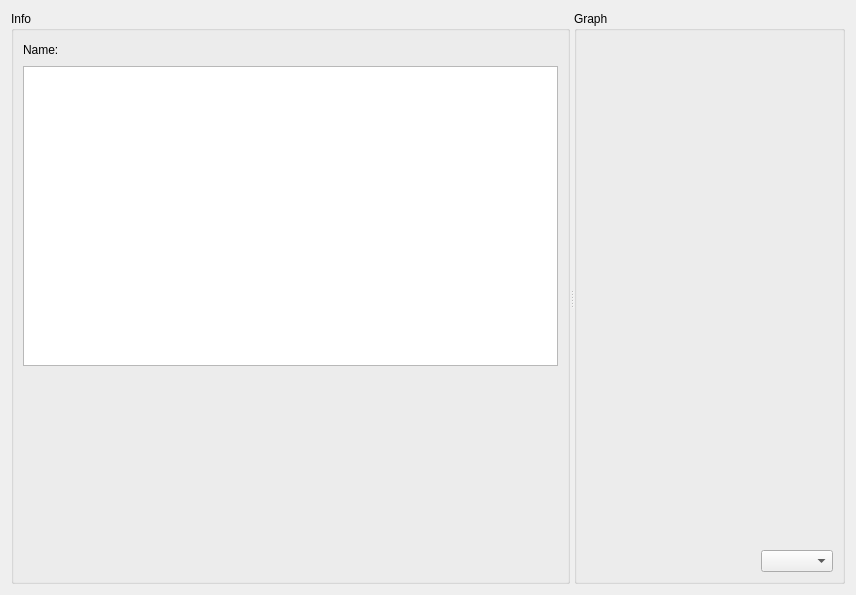
Qt form prj/ui/ProcessorWidget.ui (marcinochman1993/ComputerMonitor) before a commit.
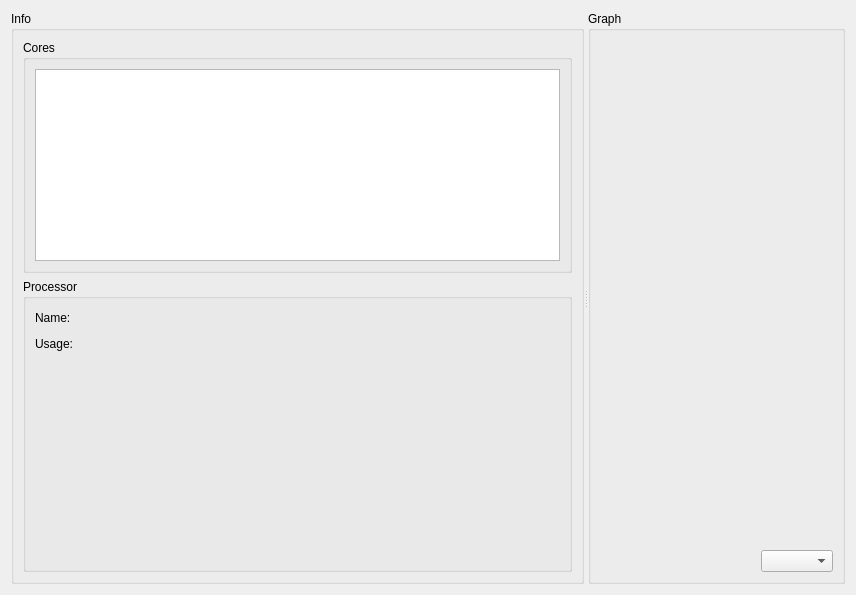
The same form after that commit. Custom widgets are drawn as their Qt base class.

What changed in the file:
```diff
--- a/prj/ui/ProcessorWidget.ui
+++ b/prj/ui/ProcessorWidget.ui
@@ -23,38 +23,13 @@
       <property name="title">
        <string>Info</string>
       </property>
+      <layout class="QVBoxLayout" name="verticalLayout_4">
+       <item>
+        <widget class="QGroupBox" name="groupBox_3">
+         <property name="title">
+          <string>Cores</string>
+         </property>
       <layout class="QVBoxLayout" name="verticalLayout_2">
-       <item>
-        <layout class="QHBoxLayout" name="horizontalLayout_3">
-         <item>
-          <widget class="QLabel" name="label_2">
-           <property name="text">
-            <string>Name:</string>
-           </property>
-          </widget>
-         </item>
-         <item>
-          <widget class="QLabel" name="processorNameLabel">
-           <property name="text">
-            <string/>
-           </property>
-          </widget>
-         </item>
-         <item>
-          <spacer name="horizontalSpacer_2">
-           <property name="orientation">
-            <enum>Qt::Horizontal</enum>
-           </property>
-           <property name="sizeHint" stdset="0">
-            <size>
-             <width>40</width>
-             <height>20</height>
-            </size>
-           </property>
-          </spacer>
-         </item>
-        </layout>
-       </item>
        <item>
         <widget class="QTableView" name="coresTable">
          <property name="selectionMode">
@@ -65,7 +40,48 @@
          </property>
         </widget>
        </item>
+         </layout>
+         <zorder>coresTable</zorder>
+         <zorder></zorder>
+         <zorder>coresTable</zorder>
+        </widget>
+       </item>
        <item>
+        <widget class="QGroupBox" name="groupBox_4">
+         <property name="title">
+          <string>Processor</string>
+         </property>
+         <layout class="QVBoxLayout" name="verticalLayout_3">
+          <item>
+           <layout class="QGridLayout" name="gridLayout">
+            <item row="0" column="1">
+             <widget class="QLabel" name="processorNameLabel">
+              <property name="text">
+               <string/>
+              </property>
+             </widget>
+            </item>
+            <item row="0" column="0">
+             <widget class="QLabel" name="label_2">
+              <property name="text">
+               <string>Name:</string>
+              </property>
+             </widget>
+            </item>
+            <item row="0" column="2">
+             <spacer name="horizontalSpacer_2">
+              <property name="orientation">
+               <enum>Qt::Horizontal</enum>
+              </property>
+              <property name="sizeHint" stdset="0">
+               <size>
+                <width>40</width>
+                <height>20</height>
+               </size>
+              </property>
+             </spacer>
+            </item>
+            <item row="2" column="0" colspan="3">
         <widget class="RadialIndicator" name="cpuTotalUsageRadialIndicatorWidget" native="true">
          <property name="sizePolicy">
           <sizepolicy hsizetype="Preferred" vsizetype="Maximum">
@@ -81,7 +97,44 @@
          </property>
         </widget>
        </item>
-      </layout>
+            <item row="1" column="0">
+             <widget class="QLabel" name="label">
+              <property name="text">
+               <string>Usage:</string>
+              </property>
+             </widget>
+            </item>
+            <item row="1" column="1">
+             <widget class="QLabel" name="processorUsageLabel">
+              <property name="text">
+               <string/>
+              </property>
+             </widget>
+            </item>
+            <item row="1" column="2">
+             <spacer name="horizontalSpacer_3">
+              <property name="orientation">
+               <enum>Qt::Horizontal</enum>
+              </property>
+              <property name="sizeHint" stdset="0">
+               <size>
+                <width>40</width>
+                <height>20</height>
+               </size>
+              </property>
+             </spacer>
+            </item>
+           </layout>
+          </item>
+         </layout>
+        </widget>
+       </item>
+      </layout>
+      <zorder>groupBox_3</zorder>
+      <zorder>groupBox_4</zorder>
+      <zorder>cpuTotalUsageRadialIndicatorWidget</zorder>
+      <zorder>cpuTotalUsageRadialIndicatorWidget</zorder>
+      <zorder></zorder>
      </widget>
      <widget class="QGroupBox" name="groupBox_2">
       <property name="title">
```
Lines whose indentation alone changed are shown as unchanged.
